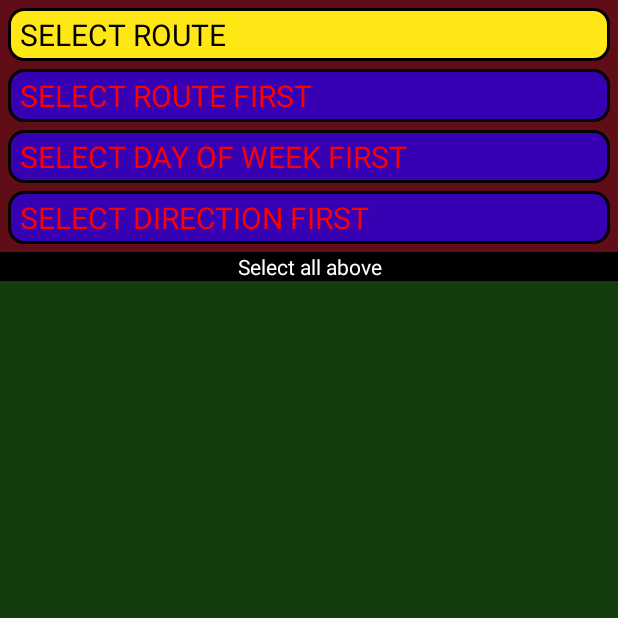
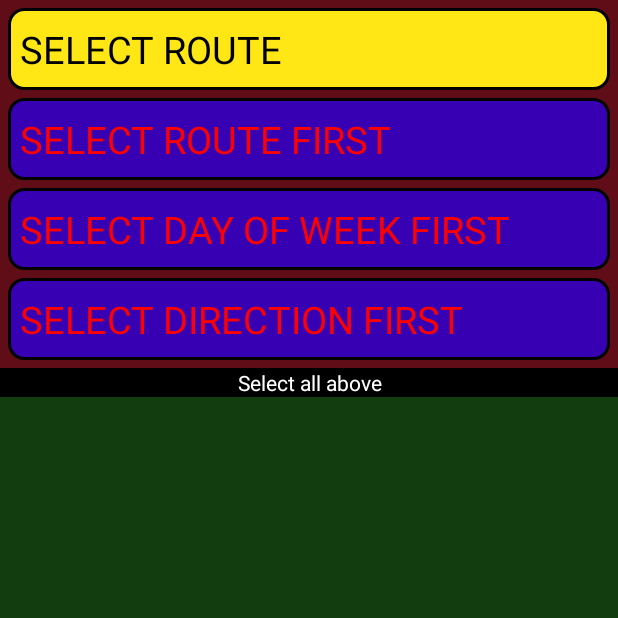
Before and after one commit to tonage72/QuickKRTSchedules, an Android app: the screen it shows after launch (KRTActivity), on a phone screen of 412 x 824 dp, the top half of it. Run offline under Robolectric (Android 15) with nearby library versions, the phone set to English and light mode, and no system bars.

Commit message:
Changed size of buttons and text.

```diff
--- a/app/src/main/res/values/dimens.xml
+++ b/app/src/main/res/values/dimens.xml
@@ -1,12 +1,12 @@
 <resources>
     <!-- Default screen margins, per the Android Design guidelines. -->
     <dimen name="mainviewpadding">10dp</dimen>
-    <dimen name="menutextsize">20sp</dimen>
+    <dimen name="menutextsize">25sp</dimen>
     <dimen name="menuitemsmarginabove">5dp</dimen>
     <dimen name="menuItemsMarginStart">5dp</dimen>
     <dimen name="menuItemsMarginEnd">5dp</dimen>
     <dimen name="menuItemsPadStart">8dp</dimen>
     <dimen name="menuItemsPadEnd">8dp</dimen>
-    <dimen name="menuItemsPadTop">4dp</dimen>
-    <dimen name="menuItemsPadBottom">4dp</dimen>
+    <dimen name="menuItemsPadTop">10dp</dimen>
+    <dimen name="menuItemsPadBottom">10dp</dimen>
 </resources>
--- a/app/src/main/res/values/strings.xml
+++ b/app/src/main/res/values/strings.xml
@@ -28,7 +28,7 @@
         <item>6 Elkview</item>
         <item>7 Campbells Creek</item>
         <item>8 Sissonville</item>
-        <item>10 Northgate/Hillcrest Drive</item>
+        <item>10 Northgate/Hillcrest</item>
         <item>11 Wertz Avenue</item>
         <item>13 Beech Avenue</item>
         <item>14 City Park</item>
@@ -38,7 +38,7 @@
         <item>18 Fort Hill/Montrose</item>
         <item>19 Charleston Loop/Trolley</item>
         <item>20 Virginia St/Capitol Complex</item>
-        <item>21 Southridge/Trace Fork/Dudley Farms</item>
+        <item>21 Southridge</item>
         <item>22M Montgomery</item>
         <item>22Q Quincy Mall</item>
         <item>23 Clendenin</item>
```
